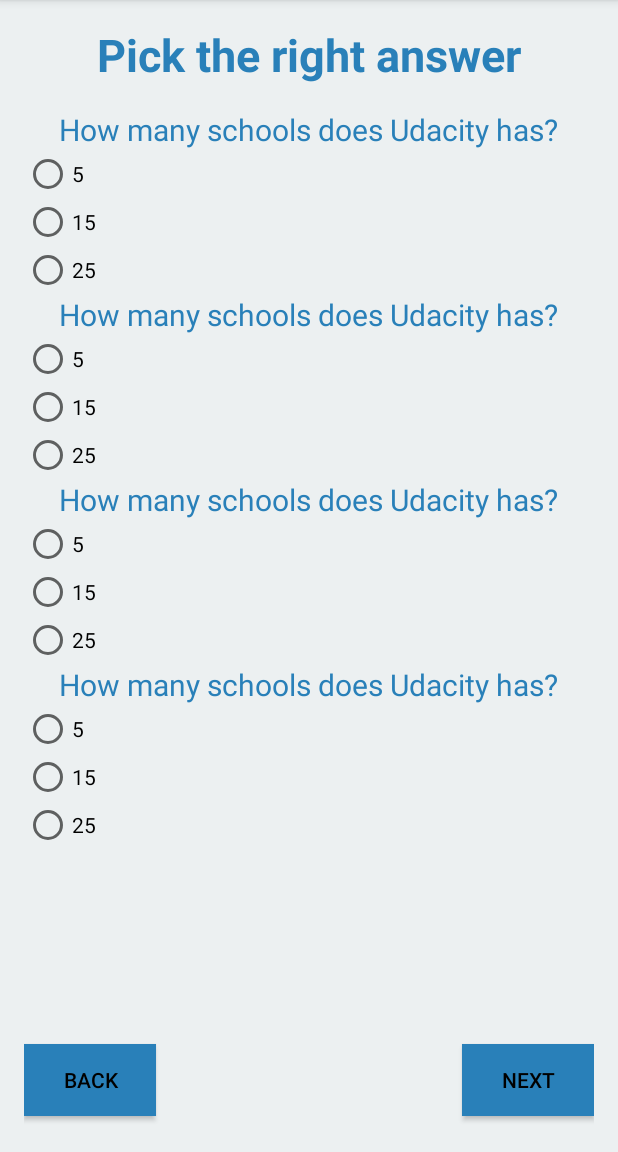
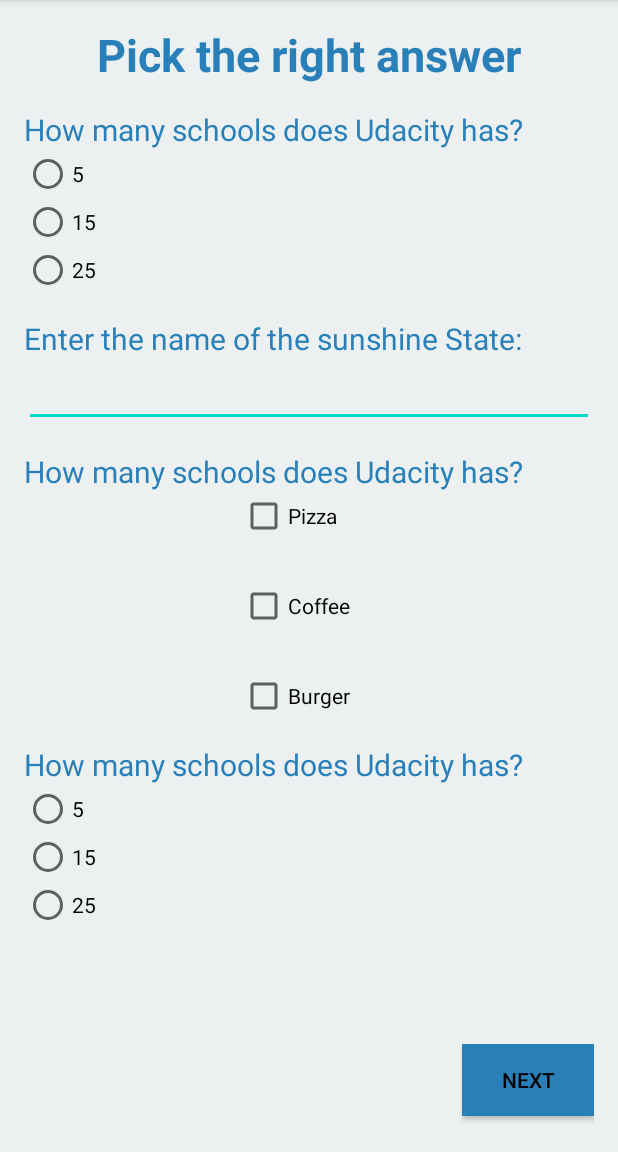
Before and after one commit to carloswilsonperez/Quiz-App, an Android app: the screen it shows after launch (MainActivity), on a phone screen of 412 x 824 dp, the part 84-1236 px from its top. Run offline under Robolectric (Android 15) with nearby library versions, the phone set to English and light mode, and no system bars.

Commit message:
Adding more changes

```diff
--- a/app/src/main/java/com/example/android/quizapp/MainActivity.java
+++ b/app/src/main/java/com/example/android/quizapp/MainActivity.java
@@ -4,14 +4,35 @@ import androidx.appcompat.app.AppCompatActivity;
 
 import android.os.Bundle;
 import android.view.View;
+import android.widget.Button;
+import android.widget.LinearLayout;
 import android.widget.RadioButton;
+import android.widget.Toast;
 
 public class MainActivity extends AppCompatActivity {
+
+    Button backButton;
+    Button nextButton;
+    LinearLayout page1;
+    LinearLayout page2;
+    LinearLayout page3;
 
     @Override
     protected void onCreate(Bundle savedInstanceState) {
         super.onCreate(savedInstanceState);
         setContentView(R.layout.activity_main);
+
+        backButton = findViewById(R.id.back_button);
+        nextButton = findViewById(R.id.next_button);
+
+        page1 = (LinearLayout) findViewById(R.id.page_1);
+        page2 = (LinearLayout) findViewById(R.id.page_2);
+        page3 = (LinearLayout) findViewById(R.id.page_3);
+
+        page2.setVisibility(View.GONE);
+        page3.setVisibility(View.GONE);
+
+        backButton.setVisibility(View.GONE);
     }
 
     public void onRadioButtonClicked(View view) {
@@ -20,11 +41,11 @@ public class MainActivity extends AppCompatActivity {
 
         // Check which radio button was clicked
         switch(view.getId()) {
-            case R.id.answer_4:
+            case R.id.answer_1:
                 if (checked)
                     // Pirates are the best
                     break;
-            case R.id.answer_5:
+            case R.id.answer_2:
                 if (checked)
                     // Ninjas rule
                     break;
@@ -37,4 +58,45 @@ public class MainActivity extends AppCompatActivity {
     public void resetScores(View view) {
 
     }
+
+    /**
+     * Resets and displays score for both teams
+     */
+    public void goNext(View view) {
+        Button nextButton = (Button) view;
+        String buttonText = nextButton.getText().toString();
+        Toast.makeText(this, buttonText, Toast.LENGTH_SHORT).show();
+
+        if (buttonText.equals("Finish")) {
+            showScore();
+        } else {
+            page1.setVisibility(View.GONE);
+            page2.setVisibility(View.VISIBLE);
+
+            backButton.setVisibility(View.VISIBLE);
+            nextButton.setText("Finish");
+        }
+    }
+
+    /**
+     * Resets and displays score for both teams
+     */
+    public void goBack(View view) {
+        page1.setVisibility(View.VISIBLE);
+        page2.setVisibility(View.GONE);
+        nextButton.setText("Next");
+        backButton.setVisibility(View.GONE);
+        nextButton.setVisibility(View.VISIBLE);
+    }
+
+    /**
+     * Resets and displays score for both teams
+     */
+    public void showScore() {
+        page1.setVisibility(View.GONE);
+        page2.setVisibility(View.GONE);
+        page3.setVisibility(View.VISIBLE);
+        backButton.setVisibility(View.GONE);
+        nextButton.setVisibility(View.GONE);
+    }
 }
--- a/app/src/main/res/layout/activity_main.xml
+++ b/app/src/main/res/layout/activity_main.xml
@@ -3,8 +3,8 @@
     xmlns:tools="http://schemas.android.com/tools"
     android:layout_width="match_parent"
     android:layout_height="match_parent"
+    android:padding="16dp"
     android:background="@color/background_color"
-    android:padding="@dimen/margin_bottom"
     tools:context=".MainActivity">
 
     <TextView
@@ -40,7 +40,6 @@
                 <TextView
                     android:layout_width="wrap_content"
                     android:layout_height="wrap_content"
-                    android:layout_gravity="center"
                     android:text="@string/question_1"
                     android:textColor="@color/button_background_reset"
                     android:textSize="@dimen/team_label_size" />
@@ -48,6 +47,7 @@
                 <RadioGroup
                     android:layout_width="match_parent"
                     android:layout_height="wrap_content"
+                    android:layout_marginBottom="16dp"
                     android:orientation="vertical">
 
                     <RadioButton
@@ -73,79 +73,55 @@
                 </RadioGroup>
 
                 <TextView
-                    android:layout_width="wrap_content"
+                    android:id="@+id/question2"
+                    android:layout_width="match_parent"
                     android:layout_height="wrap_content"
-                    android:layout_gravity="center"
-                    android:text="@string/question_2"
+                    android:text="Enter the name of the sunshine State:"
                     android:textColor="@color/button_background_reset"
                     android:textSize="@dimen/team_label_size" />
 
-                <RadioGroup
+                <EditText
+                    android:id="@+id/plain_text_input"
+                    android:layout_height="wrap_content"
                     android:layout_width="match_parent"
-                    android:layout_height="wrap_content"
-                    android:orientation="vertical">
-
-                    <RadioButton
-                        android:id="@+id/answer_4"
-                        android:layout_width="wrap_content"
-                        android:layout_height="wrap_content"
-                        android:onClick="onRadioButtonClicked"
-                        android:text="@string/answer_4" />
-
-                    <RadioButton
-                        android:id="@+id/answer_5"
-                        android:layout_width="wrap_content"
-                        android:layout_height="wrap_content"
-                        android:onClick="onRadioButtonClicked"
-                        android:text="@string/answer_5" />
-
-                    <RadioButton
-                        android:id="@+id/answer_6"
-                        android:layout_width="wrap_content"
-                        android:layout_height="wrap_content"
-                        android:onClick="onRadioButtonClicked"
-                        android:text="@string/answer_6" />
-                </RadioGroup>
+                    android:layout_marginBottom="16dp"
+                    android:inputType="text"/>
 
                 <TextView
                     android:layout_width="wrap_content"
                     android:layout_height="wrap_content"
-                    android:layout_gravity="center"
                     android:text="@string/question_3"
                     android:textColor="@color/button_background_reset"
                     android:textSize="@dimen/team_label_size" />
 
-                <RadioGroup
-                    android:layout_width="match_parent"
+                <CheckBox
+                    android:id="@+id/checkBox"
+                    android:layout_width="wrap_content"
                     android:layout_height="wrap_content"
-                    android:orientation="vertical">
+                    android:layout_marginLeft="144dp"
+                    android:text="Pizza" />
 
-                    <RadioButton
-                        android:id="@+id/answer_7"
-                        android:layout_width="wrap_content"
-                        android:layout_height="wrap_content"
-                        android:onClick="onRadioButtonClicked"
-                        android:text="@string/answer_1" />
+                <CheckBox
+                    android:id="@+id/checkBox2"
+                    android:layout_width="wrap_content"
+                    android:layout_height="wrap_content"
+                    android:layout_marginLeft="144dp"
+                    android:layout_marginTop="28dp"
+                    android:text="Coffee" />
 
-                    <RadioButton
-                        android:id="@+id/answer_8"
-                        android:layout_width="wrap_content"
-                        android:layout_height="wrap_content"
-                        android:onClick="onRadioButtonClicked"
-                        android:text="@string/answer_2" />
+                <CheckBox
+                    android:id="@+id/checkBox3"
+                    android:layout_width="wrap_content"
+                    android:layout_height="wrap_content"
+                    android:layout_marginLeft="144dp"
+                    android:layout_marginTop="28dp"
+                    android:layout_marginBottom="16dp"
+                    android:text="Burger" />
 
-                    <RadioButton
-                        android:id="@+id/answer_9"
-                        android:layout_width="wrap_content"
-                        android:layout_height="wrap_content"
-                        android:onClick="onRadioButtonClicked"
-                        android:text="@string/answer_3" />
-                </RadioGroup>
 
                 <TextView
                     android:layout_width="wrap_content"
                     android:layout_height="wrap_content"
-                    android:layout_gravity="center"
                     android:text="@string/question_4"
                     android:textColor="@color/button_background_reset"
                     android:textSize="@dimen/team_label_size" />
@@ -153,6 +129,7 @@
                 <RadioGroup
                     android:layout_width="match_parent"
                     android:layout_height="wrap_content"
+                    android:layout_marginBottom="16dp"
                     android:orientation="vertical">
 
                     <RadioButton
@@ -327,6 +304,25 @@
                 </RadioGroup>
             </LinearLayout>
 
+            <LinearLayout
+                android:id="@+id/page_3"
+                android:layout_width="match_parent"
+                android:layout_height="match_parent"
+                android:orientation="vertical">
+
+                <TextView
+                    android:id="@+id/congrats"
+                    android:layout_width="match_parent"
+                    android:layout_height="wrap_content"
+                    android:layout_marginBottom="16dp"
+                    android:gravity="center"
+                    android:text="Congrats!"
+                    android:textAlignment="center"
+                    android:textColor="@color/button_background_reset"
+                    android:textSize="@dimen/title_size"
+                    android:textStyle="bold" />
+            </LinearLayout>
+
         </LinearLayout>
     </ScrollView>
 
@@ -338,7 +334,7 @@
         android:layout_alignParentLeft="true"
         android:layout_marginBottom="8dp"
         android:background="@color/button_background_reset"
-        android:onClick="resetScores"
+        android:onClick="goBack"
         android:text="@string/back"
         android:textColor="@color/button_foreground" />
 
@@ -350,7 +346,7 @@
         android:layout_alignParentRight="true"
         android:layout_marginBottom="8dp"
         android:background="@color/button_background_reset"
-        android:onClick="resetScores"
+        android:onClick="goNext"
         android:text="@string/next"
         android:textColor="@color/button_foreground" />
 </RelativeLayout>
```
